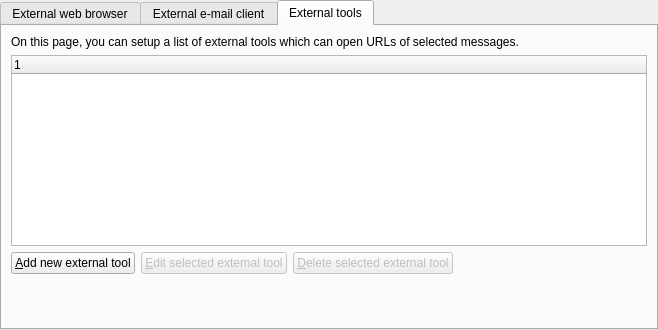
Above: src/librssguard/gui/settings/settingsbrowsermail.ui from norbusan/rssguard-debian before the change. Below: the same form after it.
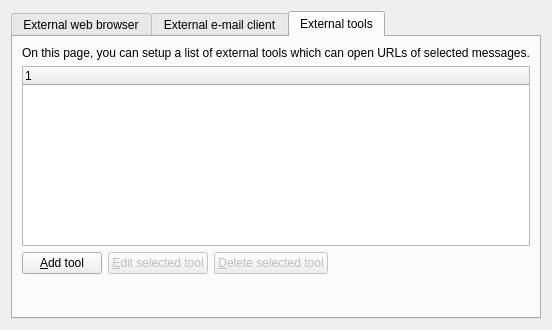
That is the form after the change. The open tabs and pages were chosen to show the change. Custom widgets are drawn as their Qt base class.

Diff of the .ui file:
```diff
--- a/src/librssguard/gui/settings/settingsbrowsermail.ui
+++ b/src/librssguard/gui/settings/settingsbrowsermail.ui
@@ -6,23 +6,11 @@
    <rect>
     <x>0</x>
     <y>0</y>
-    <width>658</width>
+    <width>481</width>
     <height>330</height>
    </rect>
   </property>
   <layout class="QHBoxLayout" name="horizontalLayout">
-   <property name="leftMargin">
-    <number>0</number>
-   </property>
-   <property name="topMargin">
-    <number>0</number>
-   </property>
-   <property name="rightMargin">
-    <number>0</number>
-   </property>
-   <property name="bottomMargin">
-    <number>0</number>
-   </property>
    <item>
     <widget class="QTabWidget" name="m_tabBrowserProxy">
      <property name="currentIndex">
@@ -327,7 +315,7 @@
          <item>
           <widget class="QPushButton" name="m_btnAddTool">
            <property name="text">
-            <string>&amp;Add new external tool</string>
+            <string>&amp;Add tool</string>
            </property>
           </widget>
          </item>
@@ -337,7 +325,7 @@
             <bool>false</bool>
            </property>
            <property name="text">
-            <string>&amp;Edit selected external tool</string>
+            <string>&amp;Edit selected tool</string>
            </property>
           </widget>
          </item>
@@ -347,7 +335,7 @@
             <bool>false</bool>
            </property>
            <property name="text">
-            <string>&amp;Delete selected external tool</string>
+            <string>&amp;Delete selected tool</string>
            </property>
           </widget>
          </item>
@@ -359,6 +347,13 @@
    </item>
   </layout>
  </widget>
+ <customwidgets>
+  <customwidget>
+   <class>BaseLineEdit</class>
+   <extends>QLineEdit</extends>
+   <header>baselineedit.h</header>
+  </customwidget>
+ </customwidgets>
  <tabstops>
   <tabstop>m_tabBrowserProxy</tabstop>
   <tabstop>m_grpCustomExternalBrowser</tabstop>
```
Left out of the diff: 102 changed lines with no effect on the pictures.
